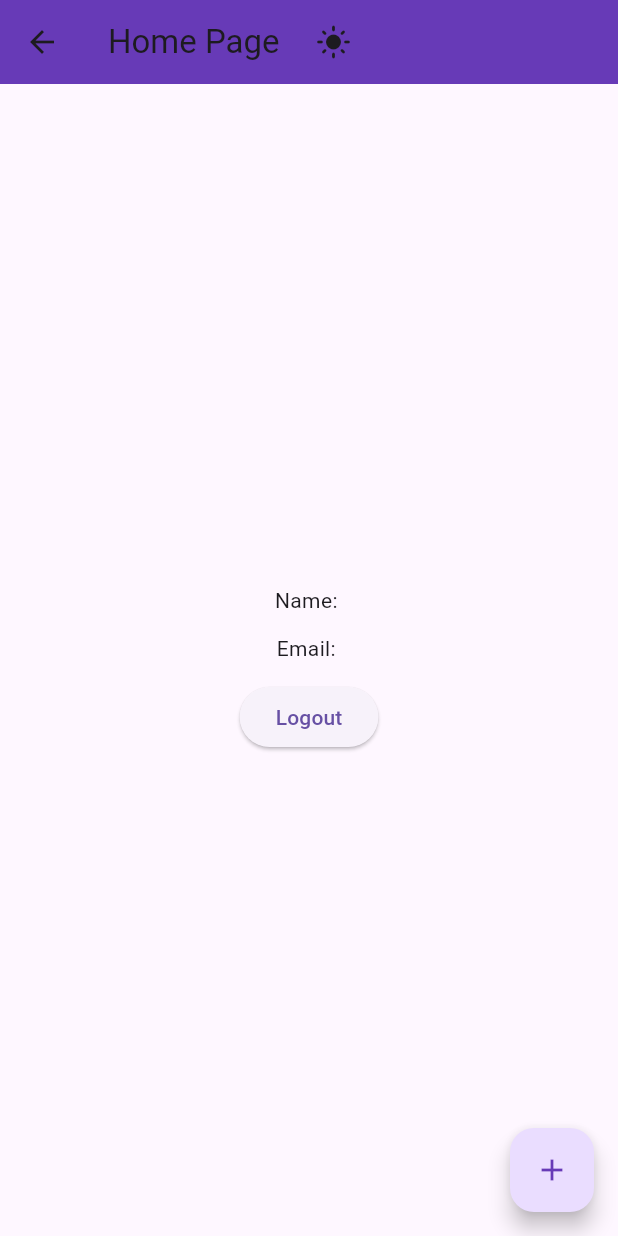
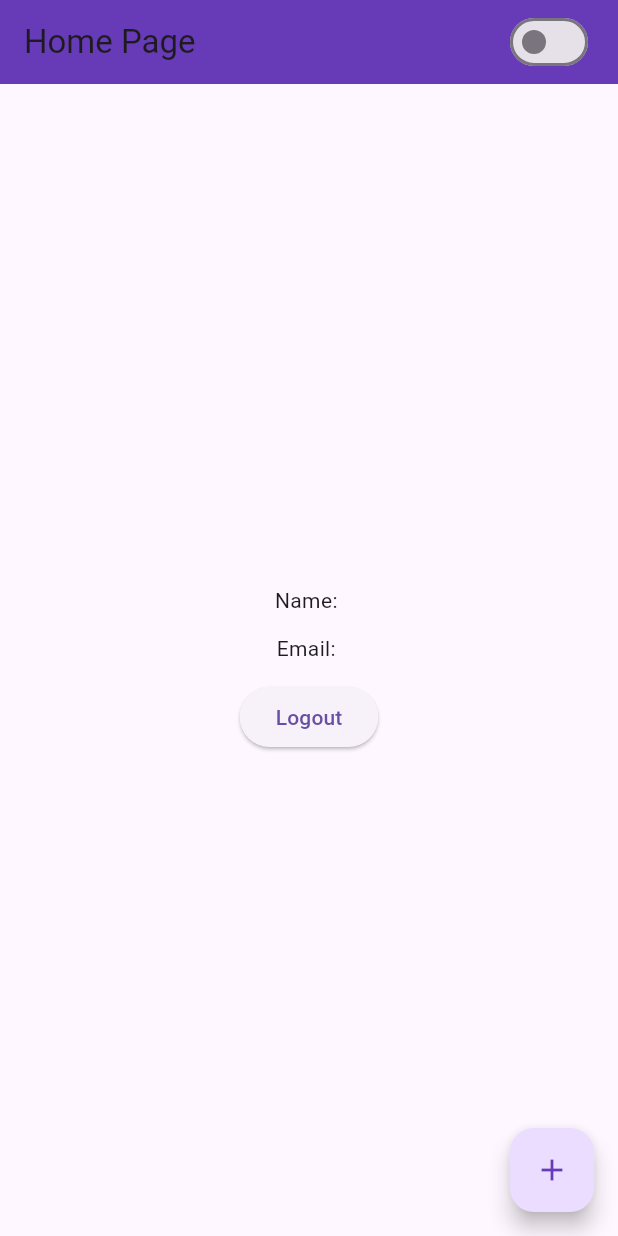
Before and after one commit to vaishali-mukati/google_auth-, a Flutter app: the HomeScreen screen opened directly, on a phone screen of 412 x 824 dp. Run offline on Flutter 3.47's test engine with Material 3 defaults, Android fonts, the phone set to English and light mode, and no system bars; our stand-ins replace cloud_firestore, firebase_auth, firebase_core, flutter_secure_storage, get, google_sign_in and 3 more; accounts and stored records are empty.

Commit message:
added switch button for mode

```diff
--- a/lib/screens/home_screen.dart
+++ b/lib/screens/home_screen.dart
@@ -14,15 +14,18 @@ class HomeScreen extends StatelessWidget {
 
     return Scaffold(
       appBar: AppBar(
+        automaticallyImplyLeading: false,
           backgroundColor:Colors.deepPurple,
           title:Row(
+            mainAxisAlignment: MainAxisAlignment.spaceBetween,
         children: [
           Text('Home Page'),
           SizedBox(width:12,),
           Obx(
-              () => IconButton(onPressed: (){
-              controller.toggleThemeMode();
-            }, icon:Icon(controller.isDarkMode.value?Icons.dark_mode : Icons.light_mode )),
+              () =>  Switch(
+                value: controller.isDarkMode.value,
+                onChanged: (val) => controller.toggleThemeMode(),
+              )
           ),
         ],
       )),
@@ -52,7 +55,7 @@ class HomeScreen extends StatelessWidget {
       ),
       floatingActionButton: FloatingActionButton(onPressed: (){
         Get.to(UserInfo());
-      },child: Icon(Icons.add,color: Colors.deepPurple,),),
+      },child: Icon(Icons.add,color: controller.isDarkMode.value ? Colors.white :Colors.deepPurple,),),
     );
   }
 }
```
